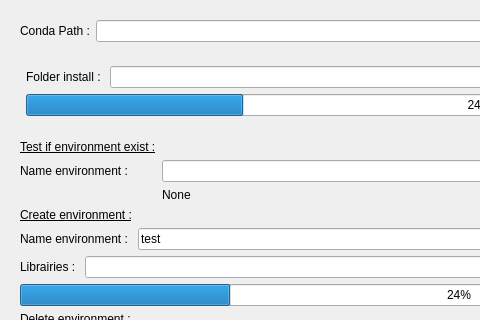
Qt form CondaSetUp/Resources/UI/CondaSetUp.ui (DCBIA-OrthoLab/SlicerConda) before a commit; both pictures show x 0 to 480 and y 0 to 320 of the 1039 by 750 pixel window.
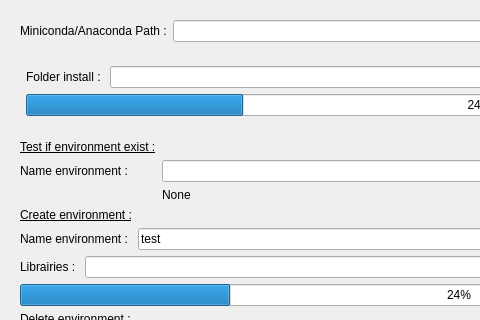
The same form after that commit. Custom widgets are drawn as their Qt base class.

Commit message: ENH : add check path exist

Diff of the .ui file:
```diff
--- a/CondaSetUp/Resources/UI/CondaSetUp.ui
+++ b/CondaSetUp/Resources/UI/CondaSetUp.ui
@@ -20,7 +20,7 @@
       <item row="1" column="0">
        <widget class="QLabel" name="label">
         <property name="text">
-         <string>Conda Path :</string>
+         <string>Miniconda/Anaconda Path :</string>
         </property>
        </widget>
       </item>
```
The commit also changes 2 other files.
